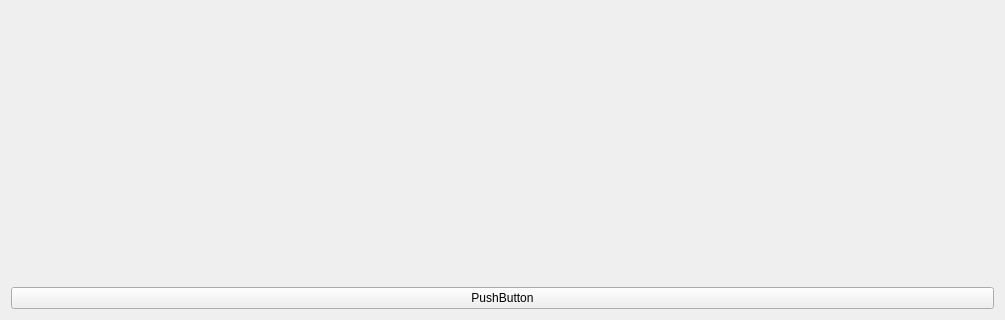
Before: the Qt Designer form widgets/ProductCard.ui in YogeshwarChaudhariii/Online-Shopping-Portal-GUI, drawn with Qt 5; both pictures show x 0 to 1005 and y 364 to 684 of the 1005 by 684 pixel window.
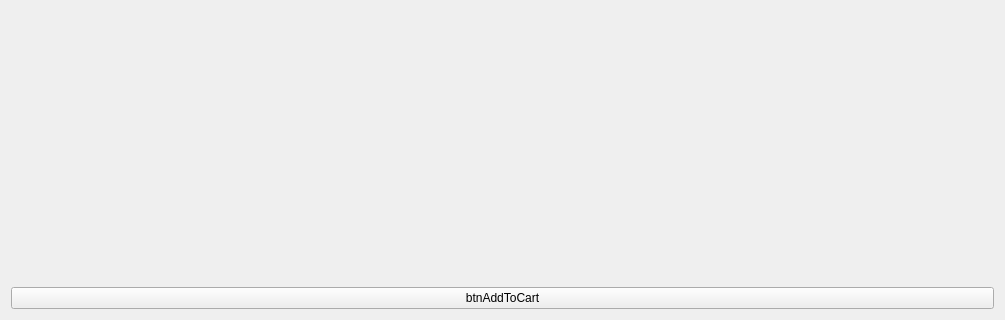
After: the same form once the commit is applied.

```diff
--- a/widgets/ProductCard.ui
+++ b/widgets/ProductCard.ui
@@ -40,7 +40,7 @@
      <item>
       <widget class="QPushButton" name="btnAddToCart">
        <property name="text">
-        <string>PushButton</string>
+        <string>btnAddToCart</string>
        </property>
       </widget>
      </item>
```
